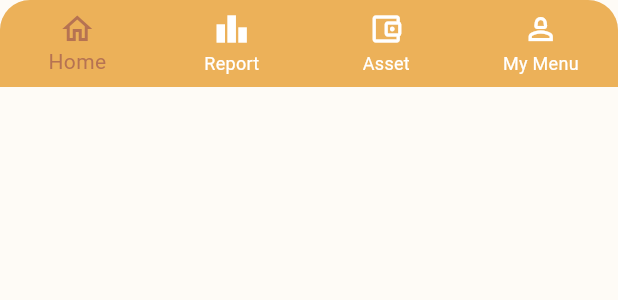
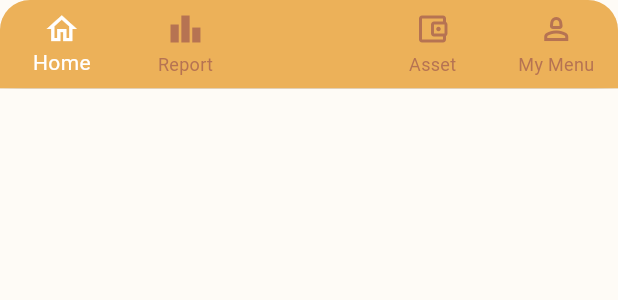
Before and after one commit to itbebop/flutter_moneybag_2024, a Flutter app: the AppBottomNavigationBar widget shown alone on an empty page, opened directly, on a phone screen of 412 x 824 dp. Shown: the top 300 px of the screen. Run offline on Flutter 3.47's test engine with Material 3 defaults, Android fonts, the phone set to English and light mode, and no system bars; our stand-ins replace easy_localization, flutter_riverpod, flutter_screenutil, freezed_annotation, go_router, table_calendar; network calls fail; statements that could not run were skipped.

Commit message:
style: navi item color 변경

```diff
--- a/lib/common/common_component/app_bottom_navigation_bar.dart
+++ b/lib/common/common_component/app_bottom_navigation_bar.dart
@@ -13,12 +13,10 @@ class AppBottomNavigationBar extends ConsumerWidget {
     return ClipRRect(
       borderRadius: const BorderRadius.only(topLeft: Radius.circular(20), topRight: Radius.circular(20)),
       child: BottomNavigationBar(
-        selectedIconTheme: const IconThemeData(
-          color: UiConfig.primaryColor,
-        ),
-        selectedItemColor: UiConfig.primaryColor,
-        unselectedIconTheme: const IconThemeData(color: Colors.white),
-        unselectedItemColor: Colors.white,
+        selectedIconTheme: const IconThemeData(color: Colors.white),
+        selectedItemColor: Colors.white,
+        unselectedIconTheme: const IconThemeData(color: UiConfig.primaryColor),
+        unselectedItemColor: UiConfig.primaryColor,
         backgroundColor: UiConfig.primaryColorSurface,
         currentIndex: selectedIndex,
         type: BottomNavigationBarType.fixed,
@@ -37,6 +35,14 @@ class AppBottomNavigationBar extends ConsumerWidget {
             backgroundColor: UiConfig.primaryColorSurface,
           ),
           BottomNavigationBarItem(
+            icon: Icon(
+              Icons.account_balance_wallet_outlined,
+              color: Colors.transparent,
+            ),
+            label: '',
+            backgroundColor: UiConfig.primaryColorSurface,
+          ),
+          BottomNavigationBarItem(
             icon: Icon(Icons.account_balance_wallet_outlined),
             label: 'Asset',
             backgroundColor: UiConfig.primaryColorSurface,
```
